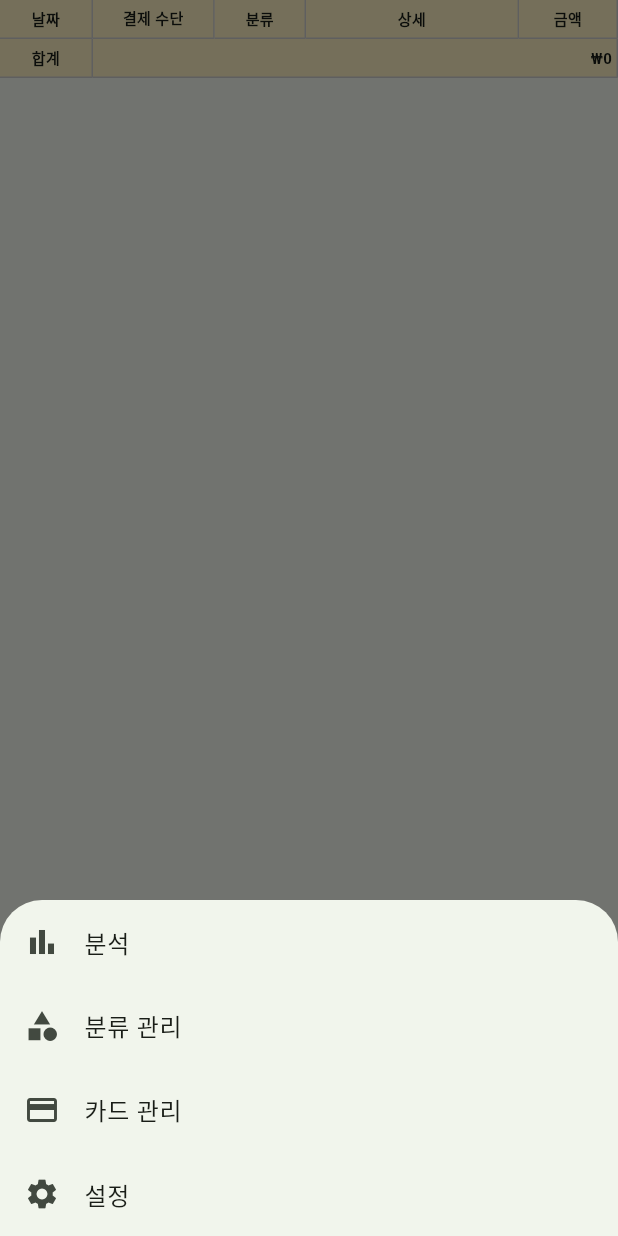
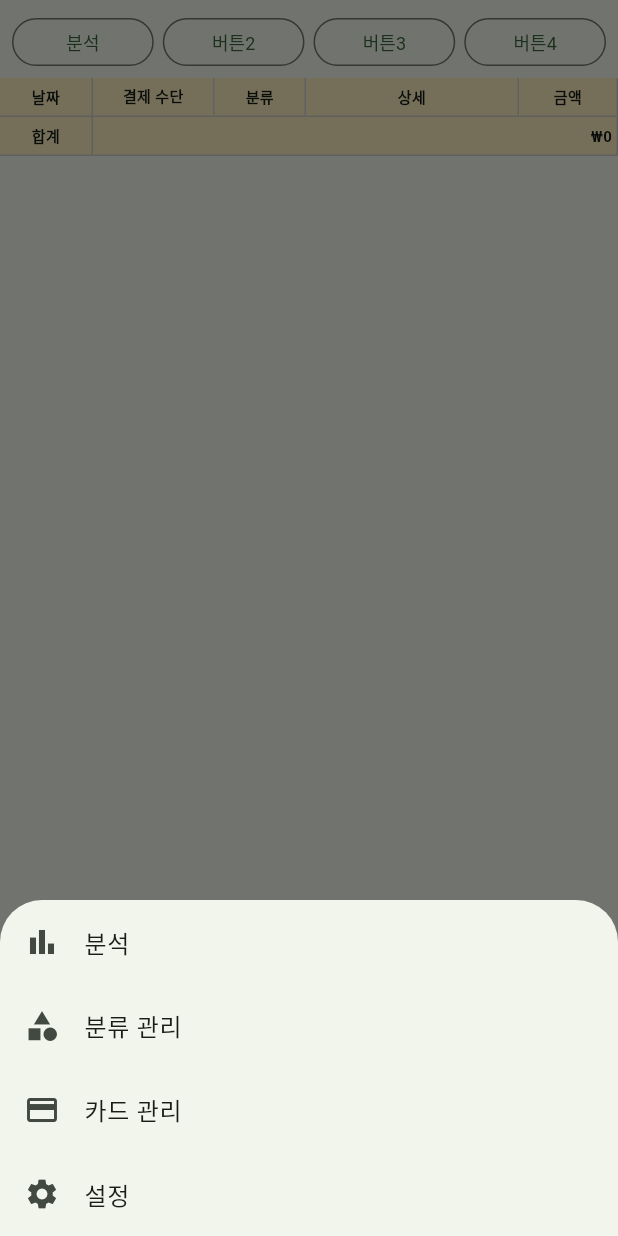
Before and after one commit to leenajin/mobile_money, a Flutter app: the screen it shows after launch, after a tap on the "menu" icon, on a phone screen of 412 x 824 dp. Run offline on Flutter 3.47's test engine with Material 3 defaults, Android fonts, the phone set to English and light mode, and no system bars; our stand-ins replace fl_chart, google_sign_in, shared_preferences, sqflite, sqflite_common_ffi_web; missing offline and left inert: extension_google_sign_in_as_googleapis_auth, googleapis; accounts and stored records are empty.

Commit message:
메인 화면 상단에 버튼 4개 추가 (분석 이동 + 자리 버튼 3개)

```diff
--- a/lib/screens/ledger_screen.dart
+++ b/lib/screens/ledger_screen.dart
@@ -64,20 +64,55 @@ class LedgerScreen extends StatelessWidget {
     );
   }
 
+  Widget _topButton(BuildContext context, String label,
+      {VoidCallback? onPressed}) {
+    return OutlinedButton(
+      onPressed: onPressed ?? () {}, // 기능 미정 버튼은 아직 동작 없음
+      style: OutlinedButton.styleFrom(
+        visualDensity: VisualDensity.compact,
+        padding: const EdgeInsets.symmetric(horizontal: 4),
+        textStyle: const TextStyle(fontSize: 12),
+      ),
+      child: Text(label),
+    );
+  }
+
   @override
   Widget build(BuildContext context) {
     final state = context.watch<AppState>();
     return Scaffold(
       body: SafeArea(
+        child: Column(children: [
+          // 상단 버튼 4개 (분석 외 나머지는 자리만 — 기능 미정)
+          Padding(
+            padding: const EdgeInsets.fromLTRB(8, 8, 8, 4),
+            child: Row(children: [
+              Expanded(child: _topButton(context, '분석', onPressed: () {
+                Navigator.push(context,
+                    MaterialPageRoute(builder: (_) => const AnalysisScreen()));
+              })),
+              const SizedBox(width: 6),
+              Expanded(child: _topButton(context, '버튼2')),
+              const SizedBox(width: 6),
+              Expanded(child: _topButton(context, '버튼3')),
+              const SizedBox(width: 6),
+              Expanded(child: _topButton(context, '버튼4')),
+            ]),
+          ),
+          Expanded(
             child: LedgerTable(
               rows: state.rows,
               monthTotal: state.monthTotal,
               categoryNames: {for (final c in state.categories) c.id!: c.name},
-          paymentNames: {for (final p in state.paymentMethods) p.id!: p.name},
+              paymentNames: {
+                for (final p in state.paymentMethods) p.id!: p.name
+              },
               onRowTap: (e) => _openExpenseSheet(context, existing: e),
               scrollToDate: state.pendingScrollDate,
               onScrollHandled: state.clearPendingScroll,
             ),
+          ),
+        ]),
       ),
       floatingActionButton: FloatingActionButton(
         onPressed: () => _openExpenseSheet(context),
```
Lines whose indentation alone changed are shown as unchanged.
